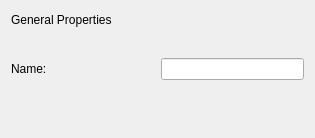
First picture: the form in umbrello/dialogs/umltemplatedialog.ui, repository KDE/umbrello, before the edit.
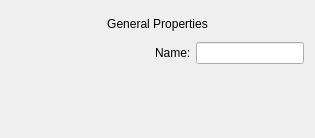
Second picture: the form after the edit. Custom widgets are drawn as their Qt base class.

Commit message: Fix layout issues

Diff of the .ui file:
```diff
--- a/umbrello/dialogs/umltemplatedialog.ui
+++ b/umbrello/dialogs/umltemplatedialog.ui
@@ -10,42 +10,79 @@
     <height>138</height>
    </rect>
   </property>
+  <property name="sizePolicy">
+   <sizepolicy hsizetype="Minimum" vsizetype="Preferred">
+    <horstretch>0</horstretch>
+    <verstretch>0</verstretch>
+   </sizepolicy>
+  </property>
   <property name="windowTitle">
    <string>Form</string>
   </property>
   <layout class="QGridLayout" name="gridLayout">
-   <item row="0" column="0" colspan="2">
-    <widget class="QLabel" name="label">
-     <property name="text">
-      <string>General Properties</string>
+   <item row="3" column="0" colspan="2">
+    <widget class="UMLStereotypeWidget" name="stereotypeWidget" native="true">
+     <property name="sizePolicy">
+      <sizepolicy hsizetype="Minimum" vsizetype="Preferred">
+       <horstretch>0</horstretch>
+       <verstretch>0</verstretch>
+      </sizepolicy>
      </property>
     </widget>
    </item>
-   <item row="1" column="0" colspan="2">
-    <widget class="UMLDatatypeWidget" name="dataTypeWidget" native="true"/>
-   </item>
-   <item row="2" column="0">
+   <item row="1" column="1">
+    <layout class="QHBoxLayout" name="horizontalLayout">
+     <property name="spacing">
+      <number>5</number>
+     </property>
+     <item>
     <widget class="QLabel" name="label_2">
      <property name="text">
       <string>Name:</string>
      </property>
     </widget>
    </item>
-   <item row="2" column="1">
+     <item>
     <widget class="QLineEdit" name="tb_name">
      <property name="sizePolicy">
-      <sizepolicy hsizetype="Preferred" vsizetype="Fixed">
+        <sizepolicy hsizetype="Maximum" vsizetype="Fixed">
        <horstretch>0</horstretch>
        <verstretch>0</verstretch>
       </sizepolicy>
      </property>
     </widget>
    </item>
-   <item row="3" column="0" colspan="2">
-    <widget class="UMLStereotypeWidget" name="stereotypeWidget" native="true"/>
+    </layout>
    </item>
    <item row="4" column="0" colspan="2">
-    <widget class="DocumentationWidget" name="documentationWidget" native="true"/>
+    <widget class="DocumentationWidget" name="documentationWidget" native="true">
+     <property name="sizePolicy">
+      <sizepolicy hsizetype="Minimum" vsizetype="Preferred">
+       <horstretch>0</horstretch>
+       <verstretch>0</verstretch>
+      </sizepolicy>
+     </property>
+    </widget>
+   </item>
+   <item row="1" column="0">
+    <widget class="UMLDatatypeWidget" name="dataTypeWidget" native="true">
+     <property name="sizePolicy">
+      <sizepolicy hsizetype="Minimum" vsizetype="Preferred">
+       <horstretch>0</horstretch>
+       <verstretch>0</verstretch>
+      </sizepolicy>
+     </property>
+    </widget>
+   </item>
+   <item row="0" column="0" colspan="2">
+    <widget class="QLabel" name="label">
+     <property name="text">
+      <string>General Properties</string>
+     </property>
+     <property name="alignment">
+      <set>Qt::AlignCenter</set>
+     </property>
+    </widget>
    </item>
   </layout>
  </widget>
```
Lines whose indentation alone changed are shown as unchanged. The commit also changes 1 other file.
